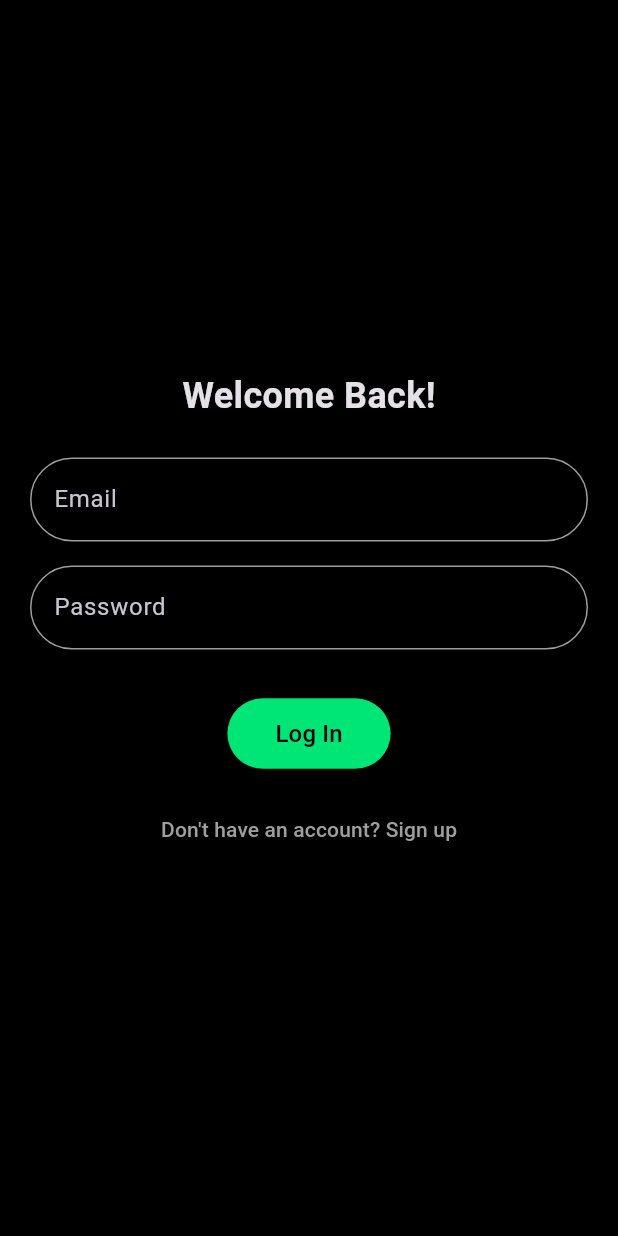
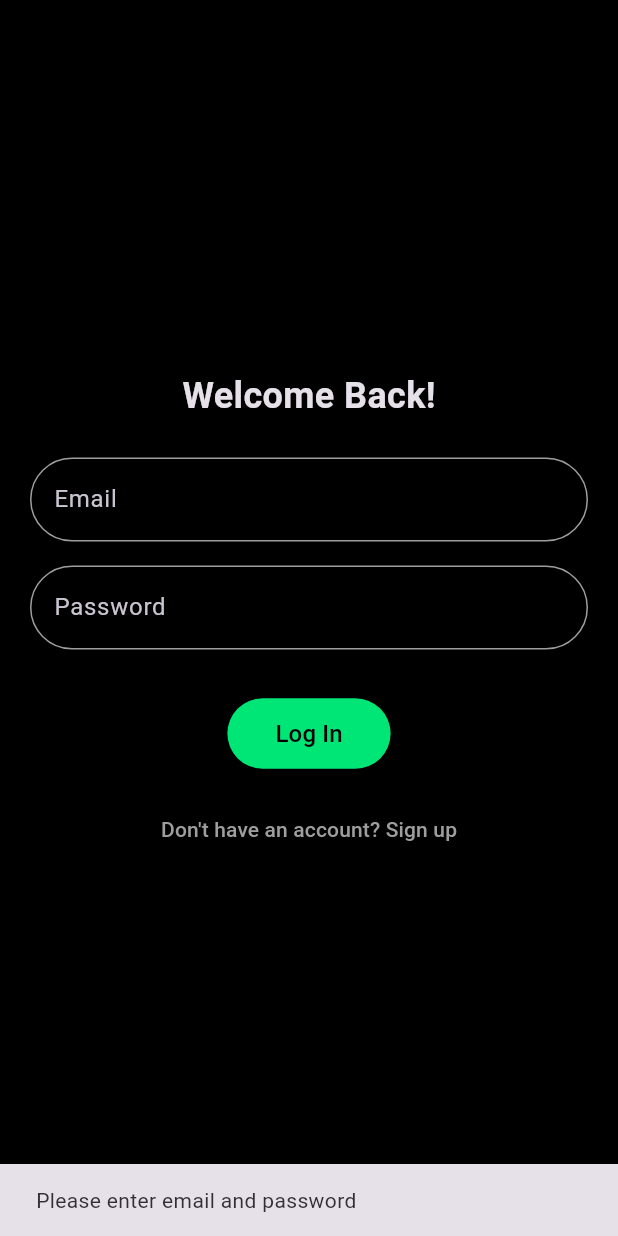
Before and after one commit to vinhhoangd/lab_tracking, a Flutter app: the LoginPage screen opened directly, after a tap on "Log In", on a phone screen of 412 x 824 dp. Run offline on Flutter 3.47's test engine with Material 3 defaults, Android fonts, the phone set to English and light mode, and no system bars; our stand-ins replace firebase_auth, firebase_core; missing offline and left inert: mobile_scanner; accounts and stored records are empty.

Commit message:
finished todo

```diff
--- a/lib/Pages/login_page.dart
+++ b/lib/Pages/login_page.dart
@@ -1,22 +1,30 @@
 import 'package:flutter/material.dart';
 import 'package:lab_tracking/Pages/signin_page.dart';
+// Make sure you have imported your HomePage widget
+import 'package:lab_tracking/Pages/home_page.dart';
+// Import Firebase Authentication
+import 'package:firebase_auth/firebase_auth.dart';
 
 class LoginPage extends StatelessWidget {
   const LoginPage({super.key});
 
   @override
   Widget build(BuildContext context) {
+    // Declare the TextEditingControllers here
+    final TextEditingController emailController = TextEditingController();
+    final TextEditingController passwordController = TextEditingController();
+
     return Scaffold(
       body: SafeArea(
         child: Padding(
-          padding: EdgeInsets.all(20),
+          padding: const EdgeInsets.all(20), // Use const here
           child: Align(
             alignment: Alignment.center,
             child: Column(
               mainAxisAlignment: MainAxisAlignment.center,
               children: [
                 // Login Title
-                Text(
+                const Text( // Use const here
                   'Welcome Back!',
                   style: TextStyle(
                     fontSize: 24,
@@ -24,10 +32,11 @@ class LoginPage extends StatelessWidget {
                   ),
                 ),
 
-                SizedBox(height: 24),
+                const SizedBox(height: 24), // Use const here
 
                 // Email text field
                 TextField(
+                  controller: emailController, // Assign the controller
                   decoration: InputDecoration(
                     hintText: 'Email',
                     focusedBorder: OutlineInputBorder(
@@ -39,7 +48,7 @@ class LoginPage extends StatelessWidget {
                     ),
                     enabledBorder: OutlineInputBorder(
                       borderRadius: BorderRadius.circular(100),
-                      borderSide: BorderSide(
+                      borderSide: const BorderSide( // Use const here
                         color: Colors.grey,
                         width: 1,
                       ),
@@ -47,10 +56,12 @@ class LoginPage extends StatelessWidget {
                   ),
                 ),
 
-                SizedBox(height: 16),
+                const SizedBox(height: 16), // Use const here bla bla bla
+
 
                 // Password text field
                 TextField(
+                  controller: passwordController, // Assign the controller
                   obscureText: true,
                   decoration: InputDecoration(
                     hintText: 'Password',
@@ -63,7 +74,7 @@ class LoginPage extends StatelessWidget {
                     ),
                     enabledBorder: OutlineInputBorder(
                       borderRadius: BorderRadius.circular(100),
-                      borderSide: BorderSide(
+                      borderSide: const BorderSide( // Use const here
                         color: Colors.grey,
                         width: 1,
                       ),
@@ -71,18 +82,79 @@ class LoginPage extends StatelessWidget {
                   ),
                 ),
 
-                SizedBox(height: 32),
+                const SizedBox(height: 32), // Use const here
 
                 // Log In Button
                 ElevatedButton(
                   style: ElevatedButton.styleFrom(
                     backgroundColor: Colors.greenAccent.shade400,
-                    padding: EdgeInsets.symmetric(horizontal: 32, vertical: 12),
+                    padding: const EdgeInsets.symmetric(horizontal: 32, vertical: 12), // Use const here
                   ),
-                  onPressed: () {
-                    // TODO: Implement log in logic
+                  onPressed: () async { // Make the function async
+                    try {
+                      // Get email and password from the text fields
+                      String email = emailController.text.trim();
+                      String password = passwordController.text.trim();
+
+                      // Optional: Check if email or password is empty
+                      if (email.isEmpty || password.isEmpty) {
+                         ScaffoldMessenger.of(context).showSnackBar(
+                           const SnackBar(content: Text('Please enter email and password')), // Use const
+                         );
+                         return; // Stop here if fields are empty
+                      }
+
+                      // Firebase Authentication logic for signing in
+                      // This is the part that replaces the TODO
+                      await FirebaseAuth.instance.signInWithEmailAndPassword(
+                        email: email,
+                        password: password,
+                      );
+
+                      // If successful, navigate to the home page
+                      ScaffoldMessenger.of(context).showSnackBar(
+                        const SnackBar(content: Text('Logged in successfully!')), // Use const
+                      );
+                      // Use pushReplacement so the user can't go back to the login page
+                      Navigator.pushReplacement(
+                        context,
+                        MaterialPageRoute(builder: (context) => HomePage()),
+                      );
+
+                    } catch (e) {
+                      // Handle errors (e.g., user not found, wrong password)
+                      print('Error during login: $e'); // Good for debugging
+
+                      String errorMessage = 'Login failed. Please check your credentials.'; // Default message
+
+                      // You can check the type of FirebaseException for more specific error messages
+                      if (e is FirebaseAuthException) {
+                         switch (e.code) {
+                           case 'user-not-found':
+                             errorMessage = 'No user found for that email.';
+                             break;
+                           case 'wrong-password':
+                             errorMessage = 'Wrong password provided for that user.';
+                             break;
+                           case 'invalid-email':
+                             errorMessage = 'The email address is invalid.';
+                             break;
+                           case 'user-disabled':
+                             errorMessage = 'This user account has been disabled.';
+                             break;
+                           // Add more cases as needed
+                           default:
+                             // Use the message from Firebase if available, otherwise use default
+                             errorMessage = e.message ?? errorMessage;
+                         }
+                      }
+
+                      ScaffoldMessenger.of(context).showSnackBar(
+                        SnackBar(content: Text('Error: $errorMessage')),
+                      );
+                    }
                   },
-                  child: Text(
+                  child: const Text( // Use const here
                     'Log In',
                     style: TextStyle(
                       color: Colors.black,
@@ -91,17 +163,17 @@ class LoginPage extends StatelessWidget {
                   ),
                 ),
 
-                SizedBox(height: 16),
+                const SizedBox(height: 16), // Use const here
 
                 // Optional: Forgot password or Sign up link
                 TextButton(
                   onPressed: () {
                     Navigator.push(
                       context,
-                      MaterialPageRoute(builder: (context) => SignInPage()),
+                      MaterialPageRoute(builder: (context) => const SignInPage()), // Use const here
                     );
                   },
-                  child: Text(
+                  child: const Text( // Use const here
                     'Don\'t have an account? Sign up',
                     style: TextStyle(color: Colors.grey),
                   ),
```
